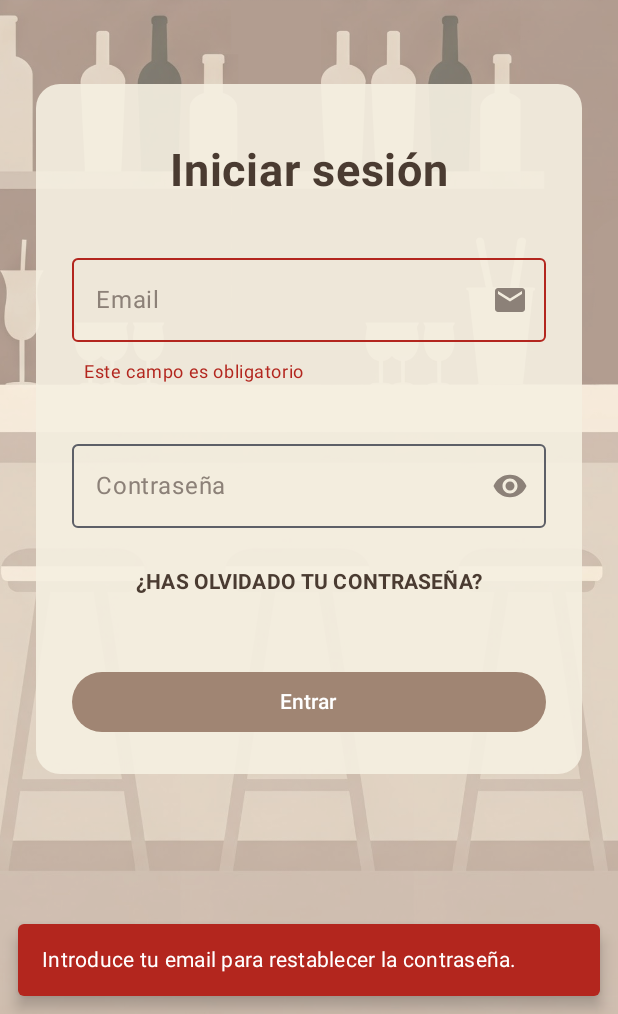
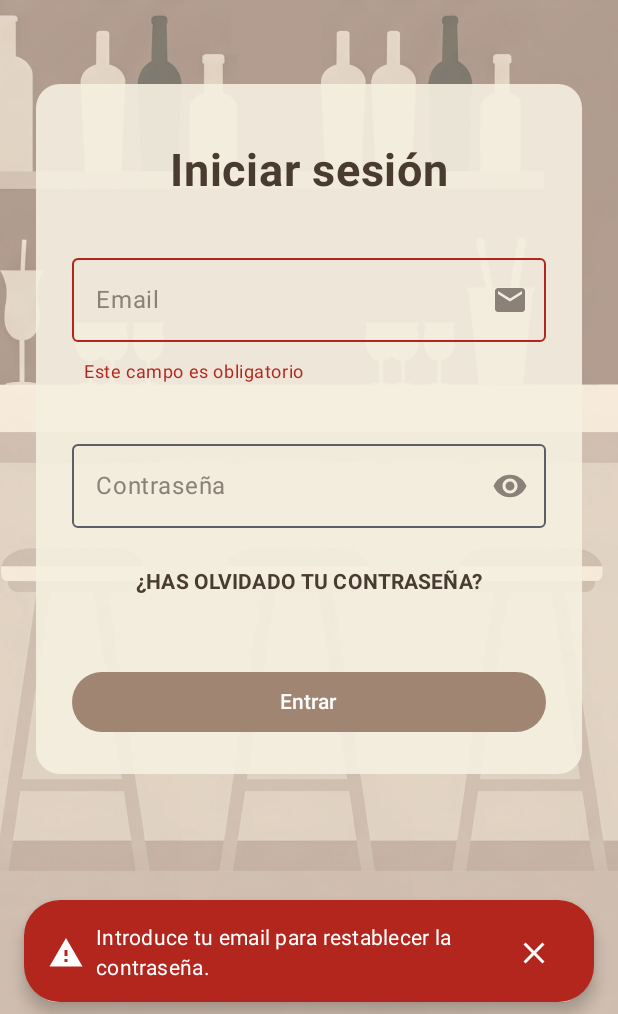
Before and after one commit to rluquea95/proyecto_comandas, an Android app built with Jetpack Compose: the screen it shows after launch (MainActivity), after a tap on "¿HAS OLVIDADO TU CONTRASEÑA?", on a phone screen of 412 x 824 dp, the part 222-1236 px from its top. Run offline under Robolectric (Android 15) with nearby library versions, the phone set to English and light mode, and no system bars; our stand-ins replace Dagger/Hilt's generated code, Firebase (no records; nobody signed in at launch, a user with empty details on screens opened directly).

Commit message:
Refactorización Snackbar y modificaciones en las clases que lo utilizan para evitar mensajes duplicados

```diff
--- /dev/null
+++ b/app/src/main/java/com/example/readytapas/ui/components/CustomSnackbarHost.kt
@@ -0,0 +1,58 @@
+package com.example.readytapas.ui.components
+
+import androidx.compose.material.icons.Icons
+import androidx.compose.material.icons.filled.CheckCircle
+import androidx.compose.material.icons.filled.Close
+import androidx.compose.material.icons.filled.Warning
+import androidx.compose.material3.Icon
+import androidx.compose.material3.IconButton
+import androidx.compose.material3.MaterialTheme
+import androidx.compose.material3.Text
+import androidx.compose.runtime.*
+import androidx.compose.ui.graphics.Color
+import androidx.compose.foundation.layout.*
+import androidx.compose.foundation.shape.RoundedCornerShape
+import androidx.compose.material3.Snackbar
+import androidx.compose.material3.SnackbarHost
+import androidx.compose.material3.SnackbarHostState
+import androidx.compose.ui.Modifier
+import androidx.compose.ui.unit.dp
+import androidx.compose.ui.Alignment
+
+
+@Composable
+fun CustomSnackbarHost(snackbarHostState: SnackbarHostState, isError: Boolean) {
+    SnackbarHost(hostState = snackbarHostState) { data ->
+        val icon = if (isError) Icons.Default.Warning else Icons.Default.CheckCircle
+        val bgColor = if (isError) MaterialTheme.colorScheme.error else Color(0xFF4CAF50)
+        val iconTint = if (isError) Color.White else Color.Black
+        val textColor = if (isError) Color.White else Color.Black
+
+        Snackbar(
+            containerColor = bgColor,
+            contentColor = Color.White,
+            shape = RoundedCornerShape(24.dp),
+            modifier = Modifier.padding(horizontal = 16.dp, vertical = 8.dp)
+        ) {
+            Row(
+                modifier = Modifier.fillMaxWidth(),
+                verticalAlignment = Alignment.CenterVertically
+            ) {
+                Icon(
+                    imageVector = icon,
+                    contentDescription = null,
+                    tint = iconTint,
+                    modifier = Modifier.padding(end = 8.dp)
+                )
+                Text(
+                    text = data.visuals.message,
+                    color = textColor,
+                    modifier = Modifier.weight(1f)
+                )
+                IconButton(onClick = { /* opcional: no tiene dismiss nativo */ }) {
+                    Icon(Icons.Default.Close, contentDescription = "Cerrar", tint = iconTint)
+                }
+            }
+        }
+    }
+}
--- a/app/src/main/java/com/example/readytapas/ui/navigation/AppNavHost.kt
+++ b/app/src/main/java/com/example/readytapas/ui/navigation/AppNavHost.kt
@@ -42,10 +42,10 @@ fun AppNavHost(navController: NavHostController, isLoggedIn: Boolean, onLogoutCl
             CartaScreen(onLogoutClick = onLogoutClick, navController = navController) // Pasamos el navController
         }
 
-        // Pantallas vacías para cada destino
         composable("tomarPedido") {
             TomarPedidoScreen(onLogoutClick = onLogoutClick, navController = navController) // Pasamos el navController
         }
+
         composable("enPreparacion") {
             // Componente vacío para la pantalla "En preparación"
             Box(modifier = Modifier
@@ -55,6 +55,7 @@ fun AppNavHost(navController: NavHostController, isLoggedIn: Boolean, onLogoutCl
                 Text("En Preparación", modifier = Modifier.align(Alignment.Center))
             }
         }
+
         composable("platosListos") {
             // Componente vacío para la pantalla "Platos Listos"
             Box(modifier = Modifier
--- a/app/src/main/java/com/example/readytapas/ui/screens/login/LoginScreen.kt
+++ b/app/src/main/java/com/example/readytapas/ui/screens/login/LoginScreen.kt
@@ -24,8 +24,7 @@ import androidx.compose.ui.unit.dp
 import androidx.compose.ui.unit.sp
 import androidx.hilt.navigation.compose.hiltViewModel
 import com.example.readytapas.R
-import com.example.readytapas.ui.snackbar.GlobalSnackbarHost
-import com.example.readytapas.ui.snackbar.SnackbarManager
+import com.example.readytapas.ui.components.CustomSnackbarHost
 import com.example.readytapas.ui.theme.BeigeClaro
 import com.example.readytapas.ui.theme.BlancoHueso
 import com.example.readytapas.ui.theme.GrisMedio
@@ -42,16 +41,20 @@ fun LoginScreen(
     val state by viewModel.uiState.collectAsState()
     val snackbarHostState = remember { SnackbarHostState() }
 
-    // Escuchar errorMessage desde el ViewModel
     LaunchedEffect(state.message) {
         state.message?.let {
-            SnackbarManager.showMessage(this, it, isError = state.isError)
+            snackbarHostState.showSnackbar(it)
             viewModel.clearMessage()
         }
     }
 
     Scaffold(
-        snackbarHost = { GlobalSnackbarHost(snackbarHostState = snackbarHostState) }
+        snackbarHost = {
+            CustomSnackbarHost(
+                snackbarHostState = snackbarHostState,
+                isError = state.isError
+            )
+        }
     ) { paddingValues ->
         LoginScreenContent(
             modifier = Modifier.padding(paddingValues),
--- a/app/src/main/java/com/example/readytapas/ui/screens/login/LoginViewModel.kt
+++ b/app/src/main/java/com/example/readytapas/ui/screens/login/LoginViewModel.kt
@@ -36,7 +36,7 @@ class LoginViewModel @Inject constructor(
             _uiState.value = _uiState.value.copy(
                 emailError = email.isEmpty(),
                 passwordError = password.isEmpty(),
-                message = "Por favor, introduce tu email y contraseña",
+                message = "Debes introducir un correo y contraseña",
                 isError = true,
             )
             return
@@ -99,10 +99,7 @@ class LoginViewModel @Inject constructor(
     }
 
     fun clearMessage() {
-        _uiState.value = _uiState.value.copy(
-            message = null,
-            isError = false
-        )
+        _uiState.value = _uiState.value.copy(message = null)
     }
 }
 
--- a/app/src/main/java/com/example/readytapas/ui/snackbar/GlobalSnackbarHost.kt
+++ /dev/null
@@ -1,30 +0,0 @@
-package com.example.readytapas.ui.snackbar
-
-import androidx.compose.material3.MaterialTheme
-import androidx.compose.material3.SnackbarHost
-import androidx.compose.material3.SnackbarHostState
-import androidx.compose.material3.SnackbarData
-import androidx.compose.material3.Snackbar
-import androidx.compose.runtime.*
-import androidx.compose.ui.graphics.Color
-import androidx.compose.ui.tooling.preview.Preview
-
-@Composable
-fun GlobalSnackbarHost(snackbarHostState: SnackbarHostState) {
-    val message by SnackbarManager.message
-
-    LaunchedEffect(message) {
-        message?.let { (message,_) ->
-            snackbarHostState.showSnackbar(message)
-        }
-    }
-
-    SnackbarHost(hostState = snackbarHostState) { data: SnackbarData ->
-        val isError = message?.second ?: false
-        Snackbar(
-            snackbarData = data,
-            containerColor = if (isError) MaterialTheme.colorScheme.error else MaterialTheme.colorScheme.primary,
-            contentColor = Color.White
-        )
-    }
-}
--- a/app/src/main/java/com/example/readytapas/ui/snackbar/SnackbarManager.kt
+++ /dev/null
@@ -1,24 +0,0 @@
-package com.example.readytapas.ui.snackbar
-
-import androidx.compose.runtime.mutableStateOf
-import kotlinx.coroutines.CoroutineScope
-import kotlinx.coroutines.delay
-import kotlinx.coroutines.launch
-
-object SnackbarManager {
-    var message = mutableStateOf<Pair<String, Boolean>?>(null)
-        private set
-
-    fun showMessage(
-        scope: CoroutineScope,
-        msg: String,
-        isError: Boolean = false,
-        durationMillis: Long = 3000
-    ) {
-        message.value = Pair(msg, isError)
-        scope.launch {
-            delay(durationMillis)
-            message.value = null
-        }
-    }
-}
```
Also changed, not shown: app/src/main/java/com/example/readytapas/ui/screens/mainmenu/MainMenuScreen.kt (+24 -6 lines), app/src/main/java/com/example/readytapas/ui/screens/tomarpedido/TomarPedidoScreen.kt (+8 -5 lines).
